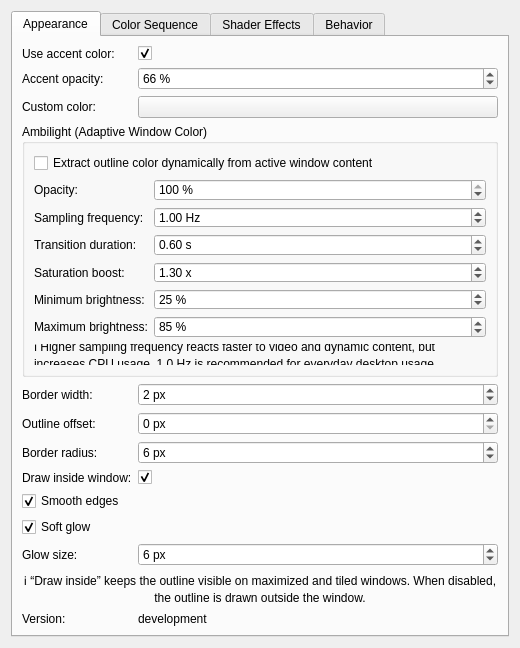
gmalinowski/LeapK, file activewindowoutline_config.ui: the form before one commit.
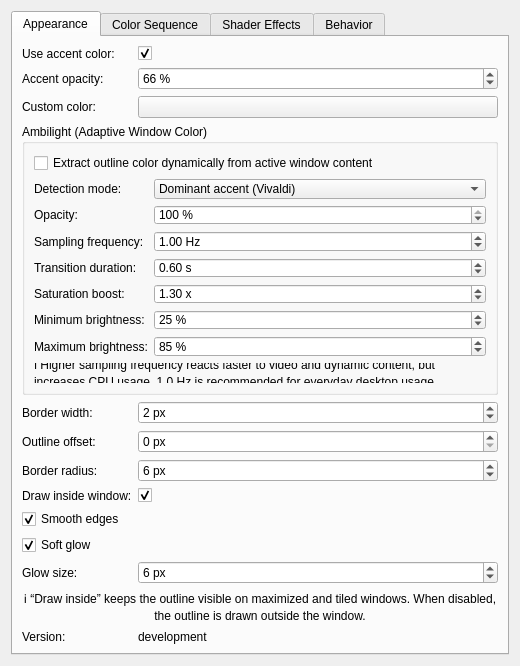
The form after the commit. Custom widgets are drawn as their Qt base class.

Commit message: feat(ambilight): add mode toggle for Dominant accent (Vivaldi) vs Balanced average

```diff
--- a/activewindowoutline_config.ui
+++ b/activewindowoutline_config.ui
@@ -103,13 +103,37 @@
            </widget>
           </item>
           <item row="1" column="0">
+           <widget class="QLabel" name="label_ambilightMode">
+            <property name="text">
+             <string>Detection mode:</string>
+            </property>
+           </widget>
+          </item>
+          <item row="1" column="1">
+           <widget class="QComboBox" name="kcfg_AmbilightMode">
+            <property name="toolTip">
+             <string>Dominant accent (Vivaldi): Aggressively locks onto prominent vibrant accents. Balanced average: Smoothly blends all window colors into an averaged tone.</string>
+            </property>
+            <item>
+             <property name="text">
+              <string>Dominant accent (Vivaldi)</string>
+             </property>
+            </item>
+            <item>
+             <property name="text">
+              <string>Balanced average</string>
+             </property>
+            </item>
+           </widget>
+          </item>
+          <item row="2" column="0">
            <widget class="QLabel" name="label_ambilightOpacity">
             <property name="text">
              <string>Opacity:</string>
             </property>
            </widget>
           </item>
-          <item row="1" column="1">
+          <item row="2" column="1">
            <widget class="QSpinBox" name="kcfg_AmbilightOpacity">
             <property name="minimum">
              <number>0</number>
@@ -125,14 +149,14 @@
             </property>
            </widget>
           </item>
-          <item row="2" column="0">
+          <item row="3" column="0">
            <widget class="QLabel" name="label_ambilightFrequency">
             <property name="text">
              <string>Sampling frequency:</string>
             </property>
            </widget>
           </item>
-          <item row="2" column="1">
+          <item row="3" column="1">
            <widget class="QDoubleSpinBox" name="kcfg_AmbilightFrequency">
             <property name="minimum">
              <double>0.1</double>
@@ -151,14 +175,14 @@
             </property>
            </widget>
           </item>
-          <item row="3" column="0">
+          <item row="4" column="0">
            <widget class="QLabel" name="label_ambilightDuration">
             <property name="text">
              <string>Transition duration:</string>
             </property>
            </widget>
           </item>
-          <item row="3" column="1">
+          <item row="4" column="1">
            <widget class="QDoubleSpinBox" name="kcfg_AmbilightDuration">
             <property name="minimum">
              <double>0.1</double>
@@ -177,14 +201,14 @@
             </property>
            </widget>
           </item>
-          <item row="4" column="0">
+          <item row="5" column="0">
            <widget class="QLabel" name="label_ambilightSaturationBoost">
             <property name="text">
              <string>Saturation boost:</string>
             </property>
            </widget>
           </item>
-          <item row="4" column="1">
+          <item row="5" column="1">
            <widget class="QDoubleSpinBox" name="kcfg_AmbilightSaturationBoost">
             <property name="minimum">
              <double>1.0</double>
@@ -203,14 +227,14 @@
             </property>
            </widget>
           </item>
-          <item row="5" column="0">
+          <item row="6" column="0">
            <widget class="QLabel" name="label_ambilightMinBrightness">
             <property name="text">
              <string>Minimum brightness:</string>
             </property>
            </widget>
           </item>
-          <item row="5" column="1">
+          <item row="6" column="1">
            <widget class="QSpinBox" name="kcfg_AmbilightMinBrightness">
             <property name="minimum">
              <number>0</number>
@@ -226,14 +250,14 @@
             </property>
            </widget>
           </item>
-          <item row="6" column="0">
+          <item row="7" column="0">
            <widget class="QLabel" name="label_ambilightMaxBrightness">
             <property name="text">
              <string>Maximum brightness:</string>
             </property>
            </widget>
           </item>
-          <item row="6" column="1">
+          <item row="7" column="1">
            <widget class="QSpinBox" name="kcfg_AmbilightMaxBrightness">
             <property name="minimum">
              <number>50</number>
@@ -249,7 +273,7 @@
             </property>
            </widget>
           </item>
-          <item row="7" column="0" colspan="2">
+          <item row="8" column="0" colspan="2">
            <widget class="QLabel" name="label_ambilightWarning">
             <property name="text">
              <string>ℹ️ Higher sampling frequency reacts faster to video and dynamic content, but increases CPU usage. 1.0 Hz is recommended for everyday desktop usage.</string>
```
The commit also changes 11 other files.
